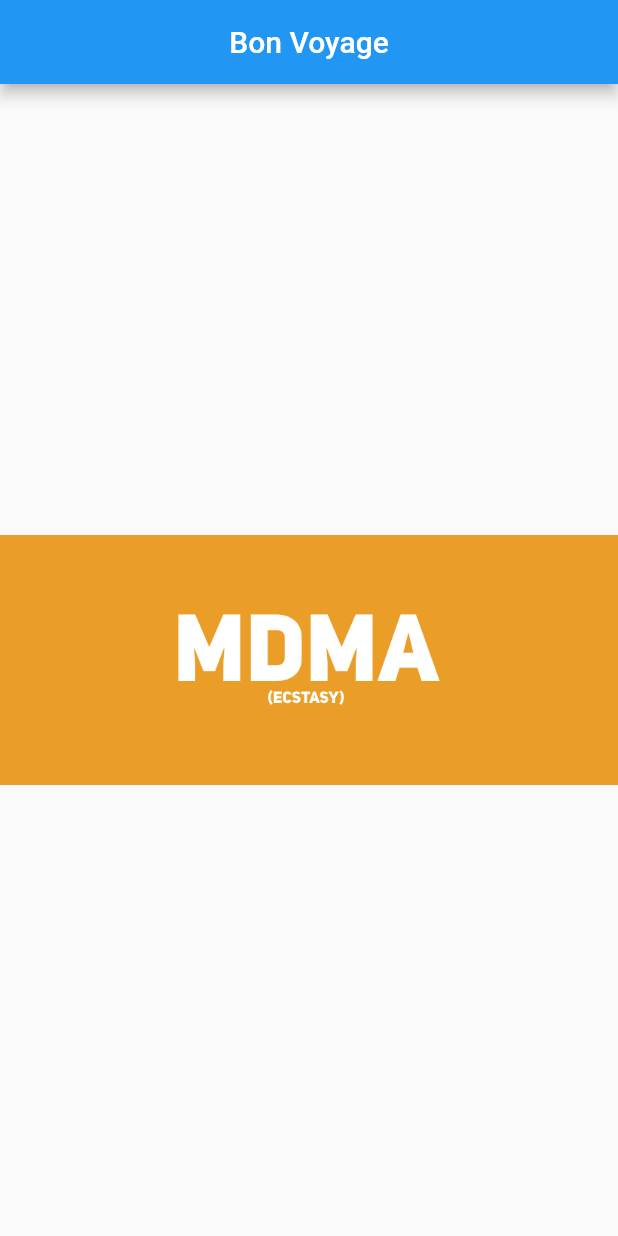
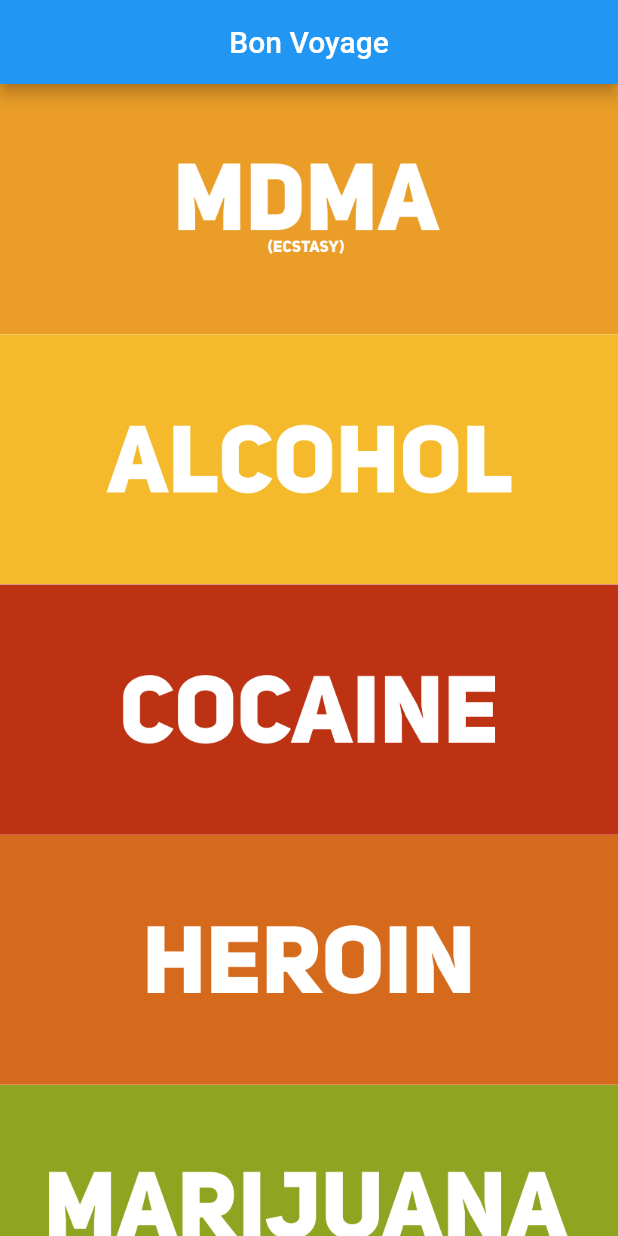
Before and after one commit to enardie/Safe_Trips, a Flutter app: the screen it shows after launch, on a phone screen of 412 x 824 dp. Run offline on Flutter 3.47's test engine with Material 2 defaults, Android fonts, the light colour scheme and no system bars.

Commit message:
Add files via upload

```diff
--- a/lib/main.dart
+++ b/lib/main.dart
@@ -1,19 +1,99 @@
 import 'package:flutter/material.dart';
 
+void main() => runApp(App());
 
-void main() => runApp(MaterialApp(
-  home: Scaffold(
-    appBar: AppBar(
-      title: Text("Bon Voyage"),
-      centerTitle: true
-    ),
-    body: Center(
-      child: Image.asset('images/mdma.jpg'),
+class App extends StatelessWidget {
+  @override
+  Widget build(BuildContext context) {
+    return MaterialApp(title: 'Drug App', home: MainPage());
+  }
+}
 
+class MainPage extends StatelessWidget {
+  @override
+  Widget build(BuildContext context) {
+    return Scaffold(
+      appBar: AppBar(title: Text("Bon Voyage"), centerTitle: true),
+      body: SingleChildScrollView(
+        child: Column(
+          children: [
+            InkWell(
+              onTap: () {
+                navigateToSubPage(context);
+              },
+              child: Container(
+                  child: ClipRRect(
+                child: Image.asset(
+                  'images/mdma.jpg',
+                ),
+              )),
+            ),
+            InkWell(
+              onTap: () {},
+              child: Container(
+                  child: ClipRRect(
+                child: Image.asset(
+                  'images/alcohol.jpg',
+                ),
+              )),
+            ),
+            InkWell(
+              onTap: () {},
+              child: Container(
+                  child: ClipRRect(
+                child: Image.asset(
+                  'images/cocaine.jpg',
+                ),
+              )),
+            ),
+            InkWell(
+              onTap: () {},
+              child: Container(
+                  child: ClipRRect(
+                child: Image.asset(
+                  'images/heroin.jpg',
+                ),
+              )),
+            ),
+            InkWell(
+              onTap: () {},
+              child: Container(
+                  child: ClipRRect(
+                child: Image.asset(
+                  'images/marijuana.jpg',
+                ),
+              )),
+            ),
+          ],
+        ),
       ),
+    );
+  }
+
+  Future navigateToSubPage(context) async {
+    Navigator.push(context, MaterialPageRoute(builder: (context) => SubPage()));
+  }
+}
+
+class SubPage extends StatelessWidget {
+  @override
+  Widget build(BuildContext context) {
+    return Scaffold(
+      appBar: AppBar(title: Text("Bon Voyage"), centerTitle: true),
+      body: SingleChildScrollView(
+        child: Column(
+          children: [
+            InkWell(
+              onTap: () {},
+              child: Container(
+                child: ClipRRect(
+                  child: Image.asset('images/mdma-structure.jpg'),
+                ),
+              ),
+            ),
+          ],
+        ),
       ),
-
-
-    ),
-
-);
+    );
+  }
+}
```
